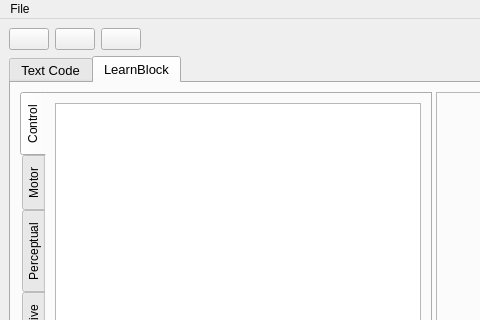
Above: learnbot_dsl/learnbotCode/guis/interface.ui from robocomp/LearnBlock before the change; both pictures show x 0 to 480 and y 0 to 320 of the 681 by 638 pixel window. Below: the same form after it.
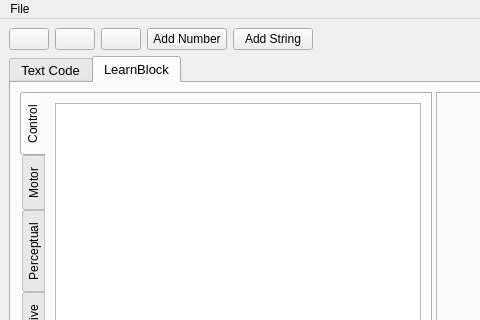
That is the form after the change.

Commit message: Update last version (button add Number)(button add String)

```diff
--- a/learnbot_dsl/learnbotCode/guis/interface.ui
+++ b/learnbot_dsl/learnbotCode/guis/interface.ui
@@ -44,6 +44,20 @@
         </property>
        </widget>
       </item>
+      <item>
+       <widget class="QPushButton" name="addNumberpushButton">
+        <property name="text">
+         <string>Add Number</string>
+        </property>
+       </widget>
+      </item>
+      <item>
+       <widget class="QPushButton" name="addStringpushButton">
+        <property name="text">
+         <string>Add String</string>
+        </property>
+       </widget>
+      </item>
       <item>
        <spacer name="horizontalSpacer">
         <property name="orientation">
```
The commit also changes 12 other files.
